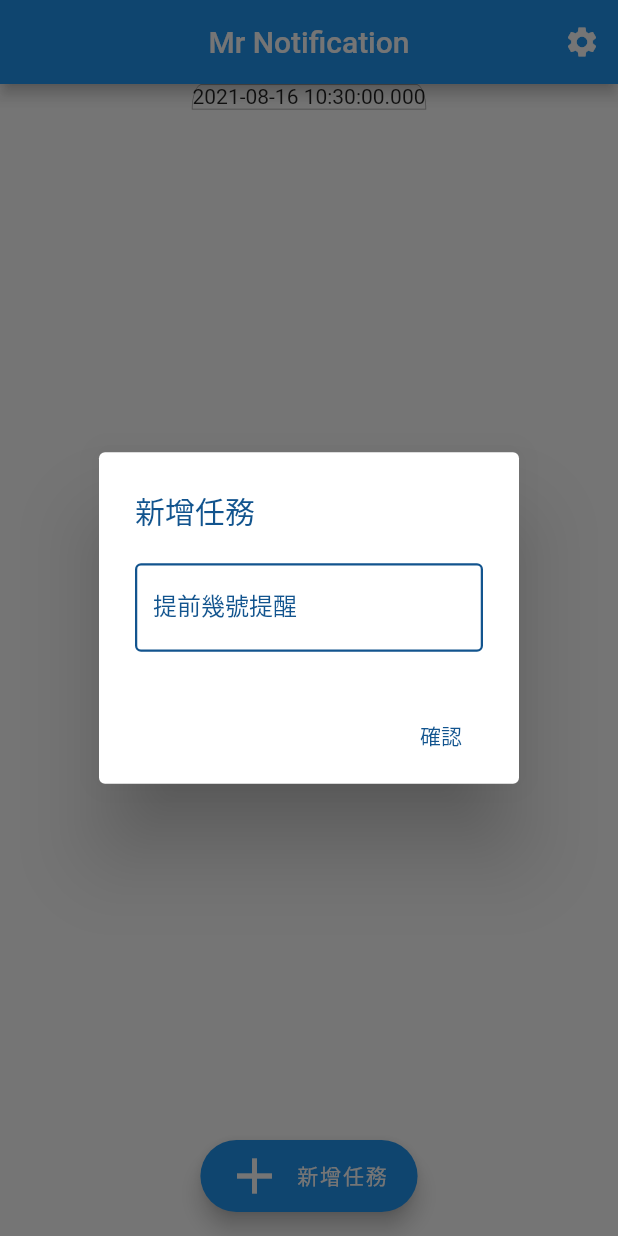
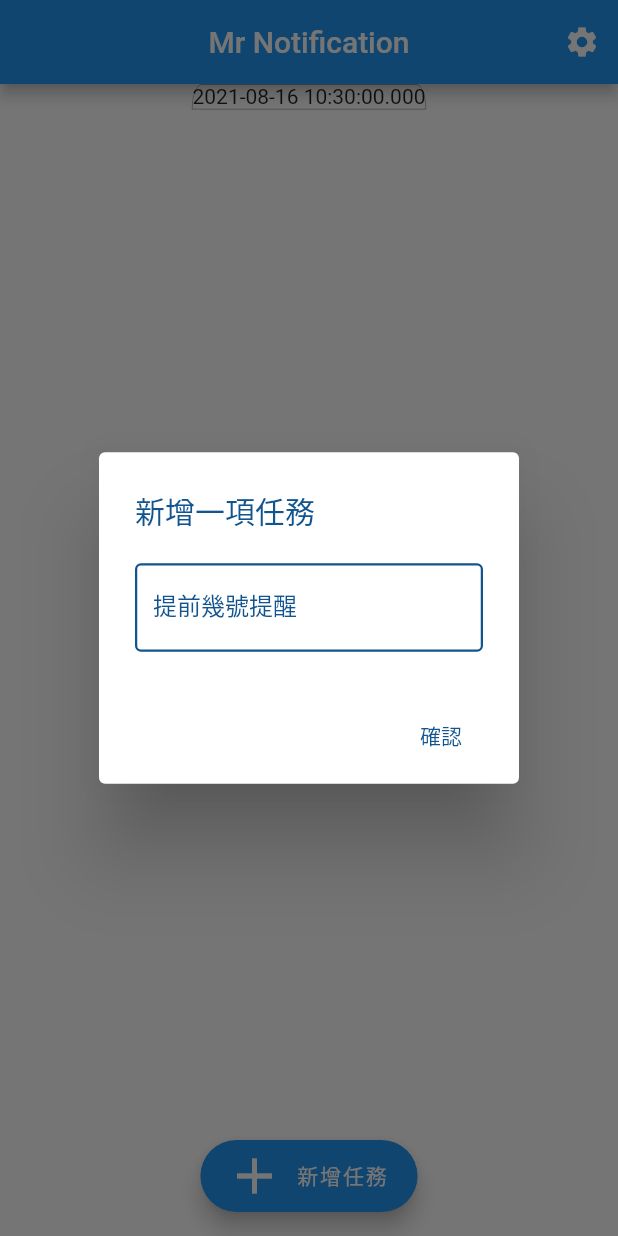
Before and after one commit to p147123456/MrNotification, a Flutter app: the screen it shows after launch, after a tap on "新增任務", on a phone screen of 412 x 824 dp. Run offline on Flutter 3.47's test engine with Material 2 defaults, Android fonts, the phone set to English and light mode, and no system bars; our stand-ins replace flutter_local_notifications, shared_preferences, sqflite; accounts and stored records are empty.

Commit message:
測試修改]

```diff
--- a/lib/main.dart
+++ b/lib/main.dart
@@ -40,7 +40,7 @@ class _MyHomePageState extends State<MyHomePage> {
       barrierDismissible: false, // dialog is dismissible with a tap on the barrier
       builder: (BuildContext context) {
         return AlertDialog(
-          title: Text('新增任務',style: TextStyle(color: NColors.MainColor),),
+          title: Text('新增一項任務',style: TextStyle(color: NColors.MainColor),),
           content: TextFormField(
             //initialValue:ConfigInfo.remindNum.toString(),
             inputFormatters: [
```
